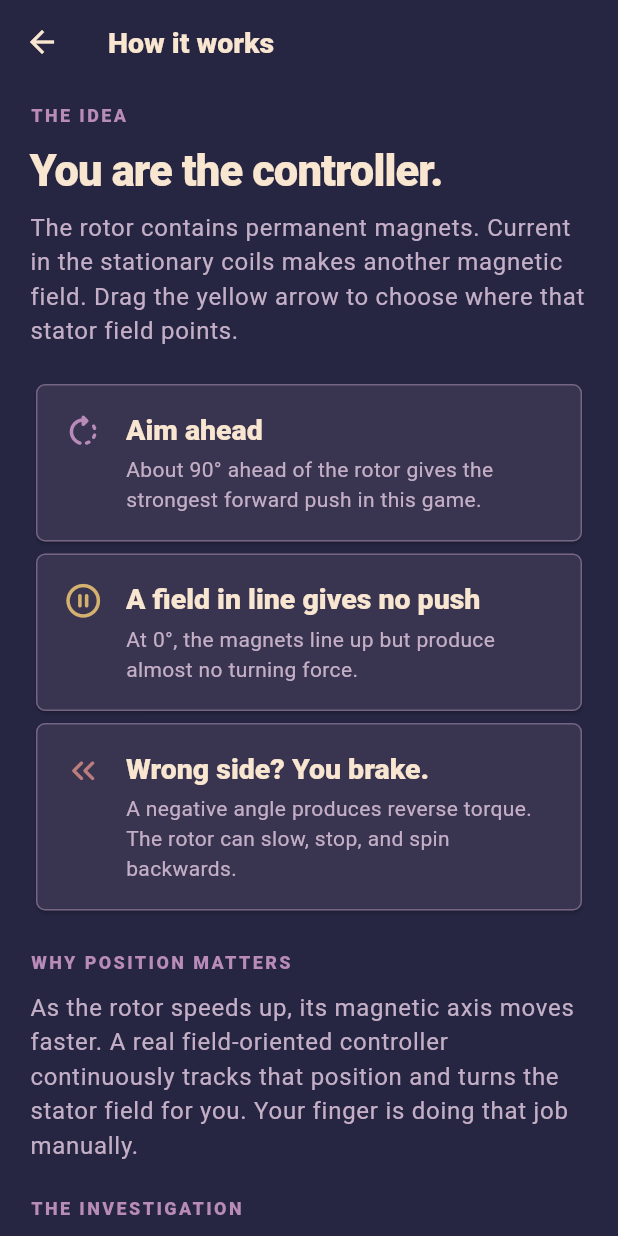
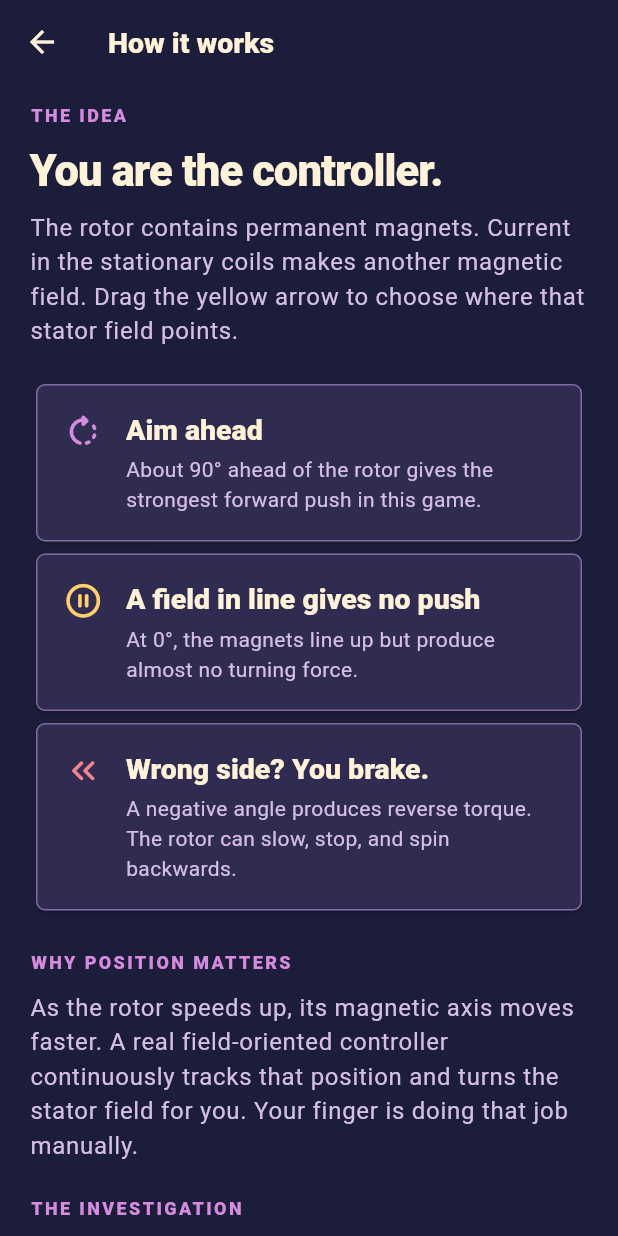
Before and after one commit to JoaoPedra-AMDG/FOC-game, a Flutter app: the HowScreen screen opened directly, on a phone screen of 412 x 824 dp. Run offline on Flutter 3.47's test engine with Material 3 defaults, Android fonts, the phone set to English and light mode, and no system bars.

Commit message:
Brighten Lofi site palette

```diff
--- a/lib/screens/game_screen.dart
+++ b/lib/screens/game_screen.dart
@@ -137,7 +137,7 @@ class _SpeedReadout extends StatelessWidget {
               style: Theme.of(context).textTheme.bodyMedium?.copyWith(
                 color:
                     torque >= 0
-                        ? const Color(0xFF8FAC99)
+                        ? const Color(0xFF75D8AC)
                         : GameColors.coral,
                 fontWeight: FontWeight.w800,
               ),
--- a/lib/theme/game_theme.dart
+++ b/lib/theme/game_theme.dart
@@ -1,23 +1,23 @@
 import 'package:flutter/material.dart';
 
 abstract final class GameColors {
-  // Lofi Cafe inspired twilight tones, applied to the existing layout.
-  static const ink = Color(0xFF262643);
-  static const panel = Color(0xFF393450);
-  static const raised = Color(0xFF4B4260);
-  static const line = Color(0xFF746582);
-  static const cream = Color(0xFFF9E6D0);
-  static const muted = Color(0xFFC4AFC7);
-  static const mint = Color(0xFFB88BB8);
-  static const coral = Color(0xFFBC7E7D);
-  static const gold = Color(0xFFD4B16F);
-  static const button = Color(0xFFB88BB8);
-  static const road = Color(0xFF17192E);
-  static const curbRed = Color(0xFFAA7476);
-  static const rod = Color(0xFF9788A4);
-  static const northPole = Color(0xFFBC7E7D);
-  static const southPole = Color(0xFF6D8CAD);
-  static const fieldArrow = Color(0xFFD4B16F);
+  // Vibrant twilight colors inspired by Lofi Cafe, with the existing layout.
+  static const ink = Color(0xFF1C1D3B);
+  static const panel = Color(0xFF302B51);
+  static const raised = Color(0xFF47386D);
+  static const line = Color(0xFF806BA3);
+  static const cream = Color(0xFFFFF2D8);
+  static const muted = Color(0xFFD5BFE2);
+  static const mint = Color(0xFFD78BDF);
+  static const coral = Color(0xFFF2848B);
+  static const gold = Color(0xFFFFD06B);
+  static const button = Color(0xFFC878DE);
+  static const road = Color(0xFF11172D);
+  static const curbRed = Color(0xFFE07C85);
+  static const rod = Color(0xFFB698CE);
+  static const northPole = Color(0xFFE66974);
+  static const southPole = Color(0xFF5EA8D8);
+  static const fieldArrow = Color(0xFFFFD05D);
 }
 
 ThemeData gameTheme() {
--- a/lib/widgets/motor_painter.dart
+++ b/lib/widgets/motor_painter.dart
@@ -25,7 +25,7 @@ class MotorPainter extends CustomPainter {
     final glow =
         Paint()
           ..color = (torque >= 0
-                  ? const Color(0xFF7FA391)
+                  ? const Color(0xFF75D8AC)
                   : GameColors.coral)
               .withValues(alpha: strong ? 0.12 : 0.06)
           ..maskFilter = const MaskFilter.blur(BlurStyle.normal, 28);
@@ -124,7 +124,7 @@ class MotorPainter extends CustomPainter {
       Paint()
         ..color =
             torque >= 0
-                ? const Color(0xFF8FAC99)
+                ? const Color(0xFF75D8AC)
                 : GameColors.coral
         ..style = PaintingStyle.stroke
         ..strokeWidth = radius * 0.035
```
Also changed, not shown: 2 other files.
